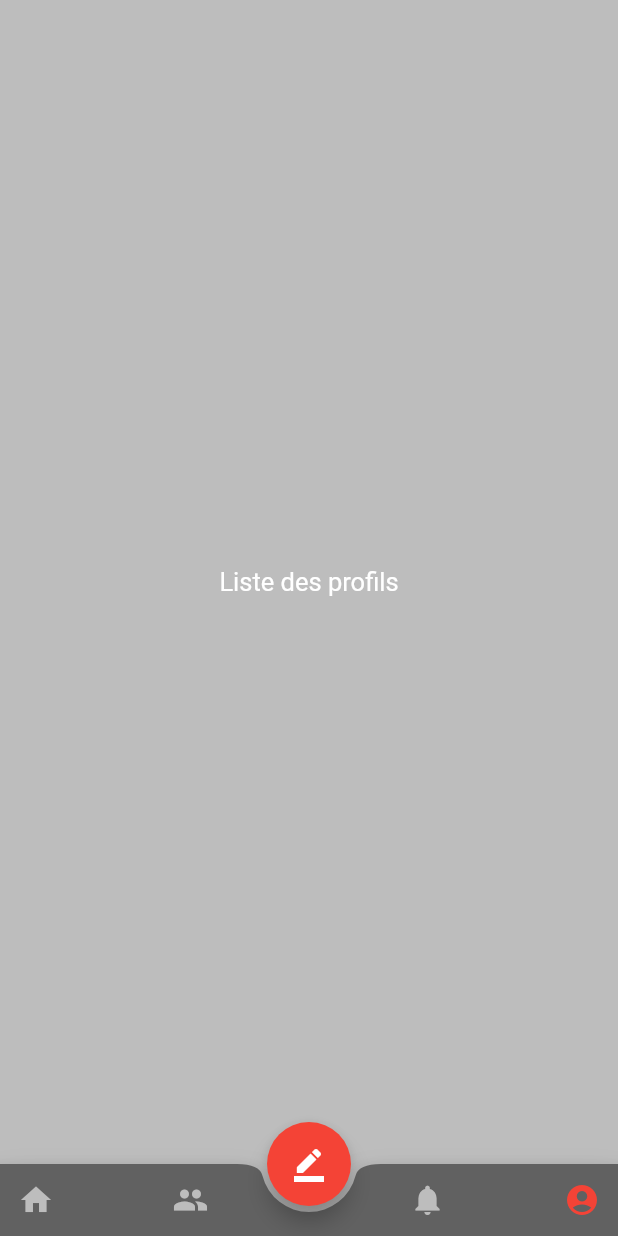
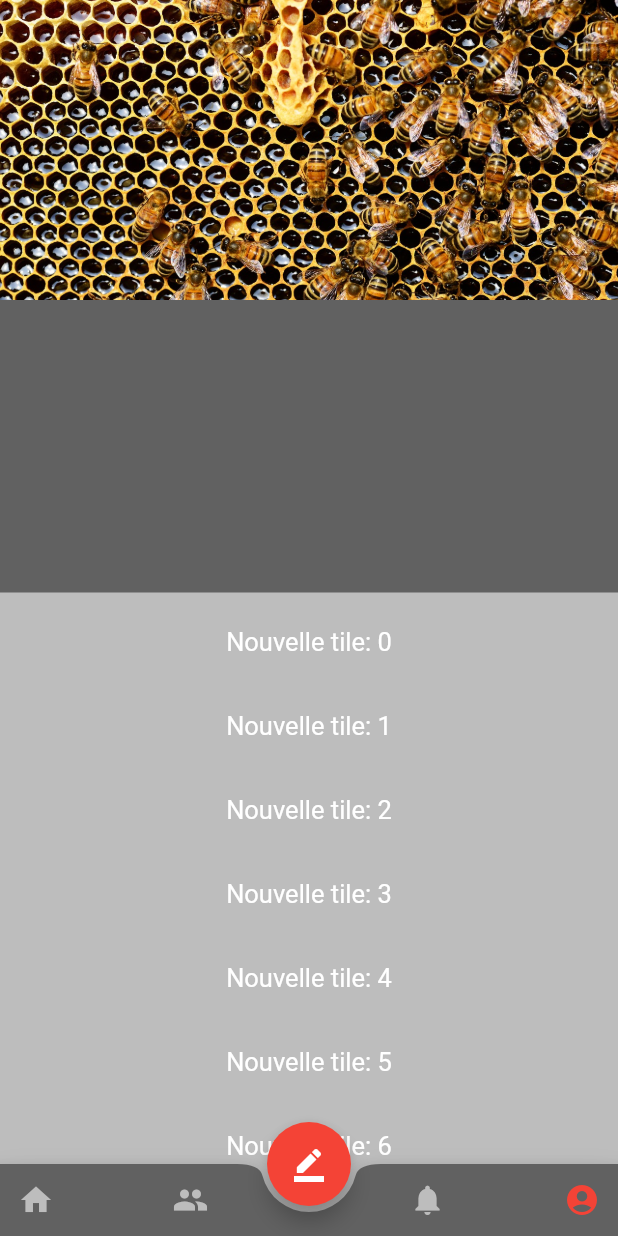
Before and after one commit to anasoasis41/flutter_social, a Flutter app: the screen it shows once a user with an empty profile is signed in, item 4 of the bottom bar chosen, on a phone screen of 412 x 824 dp. Run offline on Flutter 3.47's test engine with Material 2 defaults, Android fonts, the phone set to English and light mode, and no system bars; our stand-ins replace cloud_firestore, firebase_auth, firebase_storage, image_picker; accounts and stored records are empty.

Commit message:
Add StreamBuilder and SliverAppBar to ProfilPage

```diff
--- a/lib/controller/main_app_controller.dart
+++ b/lib/controller/main_app_controller.dart
@@ -86,7 +86,7 @@ class _MainAppControllerState extends State<MainAppController> {
       case 0: return FeedPage();
       case 1: return UsersPage();
       case 2: return NotifPage();
-      case 3: return ProfilPage();
+      case 3: return ProfilPage(me);
     }
   }
 
--- a/lib/util/fire_helper.dart
+++ b/lib/util/fire_helper.dart
@@ -42,6 +42,8 @@ class FireHelper {
   static final data_instanse = Firestore.instance;
   final fire_user = data_instanse.collection("users");
 
+  Stream<QuerySnapshot> postsFrom(String uid) => fire_user.document(uid).collection("posts").snapshots();
+
   addUser(String uid, Map<String, dynamic> map) {
     fire_user.document(uid).setData(map);
   }
--- a/lib/view/pages/profil_page.dart
+++ b/lib/view/pages/profil_page.dart
@@ -1,16 +1,84 @@
+import 'dart:math';
+
+import 'package:cloud_firestore/cloud_firestore.dart';
 import 'package:flutter/material.dart';
+import 'package:flutter_social/models/user.dart';
 import 'package:flutter_social/view/my_material.dart';
+import 'package:flutter_social/util/fire_helper.dart';
+import 'package:flutter_social/delegate/header_delegate.dart';
 
 
 class ProfilPage extends StatefulWidget {
+
+  final User user;
+
+  ProfilPage(this.user);
 
   @override
   _ProfilPageState createState() => _ProfilPageState();
 }
 
 class _ProfilPageState extends State<ProfilPage> {
+
+  bool _isMe = false;
+  ScrollController controller;
+  double expanded = 200.0;
+  bool get _showTitle {
+    return controller.hasClients && controller.offset > expanded - kToolbarHeight;
+  }
+
+  @override
+  void initState() {
+    // TODO: implement initState
+    super.initState();
+    _isMe = (widget.user.uid == me.uid);
+    controller = ScrollController();
+  }
+
+  @override
+  void dispose() {
+    // TODO: implement dispose
+    controller.dispose();
+    super.dispose();
+  }
+
   @override
   Widget build(BuildContext context) {
-    return Center(child: MyText("Liste des profils"));
+    return StreamBuilder<QuerySnapshot>(
+      stream: FireHelper().postsFrom(widget.user.uid),
+      builder: (BuildContext context, AsyncSnapshot<QuerySnapshot> snapshot) {
+        if (!snapshot.hasData) {
+          return LoadingCenter();
+        } else {
+          List<DocumentSnapshot> documents = snapshot.data.documents;
+          return CustomScrollView(
+            controller: controller,
+            slivers: <Widget>[
+              SliverAppBar(
+                pinned: true,
+                expandedHeight: expanded,
+                actions: <Widget>[],
+                flexibleSpace: FlexibleSpaceBar(
+                  title: MyText(widget.user.name),
+                  background: Container(
+                    decoration: BoxDecoration(
+                      image: DecorationImage(image: profileImage, fit: BoxFit.cover)
+                    ),
+                  ),
+                ),
+              ),
+              SliverPersistentHeader(
+                pinned: true,
+                delegate: MyHeader(user: widget.user, callback: null, scrolled: _showTitle),
+              ),
+              SliverList(delegate: SliverChildBuilderDelegate((BuildContext context, index) {
+                return ListTile(title: MyText("Nouvelle tile: $index"),);
+              }),
+              )
+            ],
+          );
+        }
+      },
+    );
   }
 }
```
Also changed, not shown: lib/delegate/header_delegate.dart (added, +34 -0 lines).
